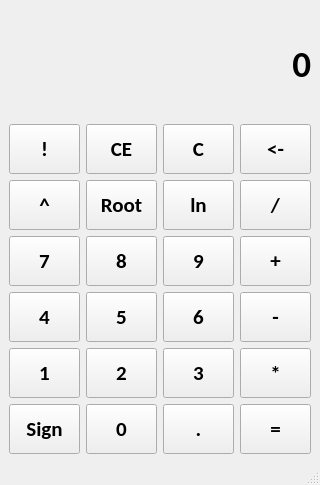
The window that src/calc.ui (actisPRO/IVS) describes before a commit, drawn with Qt 5.
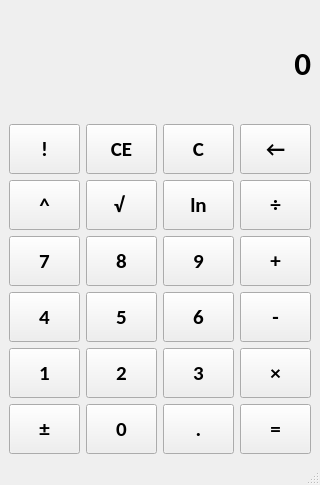
The same window after the commit.

What changed in the file:
```diff
--- a/src/calc.ui
+++ b/src/calc.ui
@@ -55,7 +55,7 @@
       <property name="font">
        <font>
         <family>Calibri</family>
-        <pointsize>28</pointsize>
+        <pointsize>25</pointsize>
         <weight>75</weight>
         <bold>true</bold>
        </font>
@@ -147,7 +147,7 @@
            </size>
           </property>
           <property name="text">
-           <string>&lt;-</string>
+           <string>←</string>
           </property>
          </widget>
         </item>
@@ -189,7 +189,7 @@
            </size>
           </property>
           <property name="text">
-           <string>Root</string>
+           <string>√ </string>
           </property>
          </widget>
         </item>
@@ -227,7 +227,7 @@
            </size>
           </property>
           <property name="text">
-           <string>/</string>
+           <string>÷</string>
           </property>
          </widget>
         </item>
@@ -467,7 +467,7 @@
            </size>
           </property>
           <property name="text">
-           <string>*</string>
+           <string>×</string>
           </property>
          </widget>
         </item>
@@ -490,7 +490,7 @@
            </size>
           </property>
           <property name="text">
-           <string>Sign</string>
+           <string>±</string>
           </property>
          </widget>
         </item>
```
